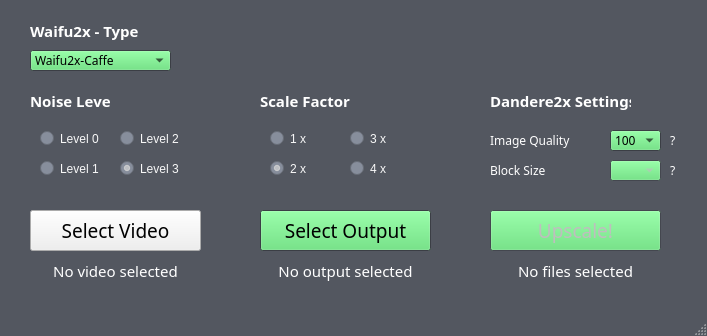
Old version of the form src/gui/Dandere2xGui.ui in the repository akai-katto/dandere2x.
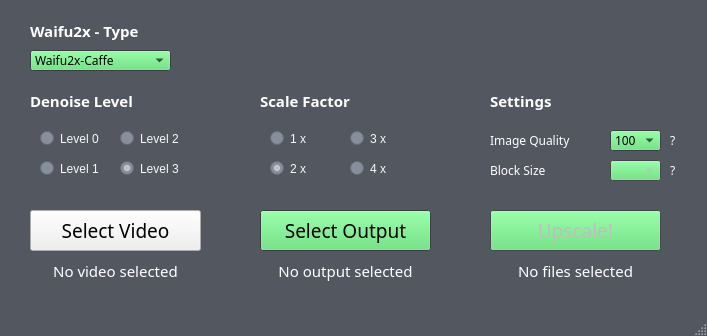
New version of the form.

Commit message:
updated GUI to be more responsive / better UI
new names, better description help

Patch:
```diff
--- a/src/gui/Dandere2xGui.ui
+++ b/src/gui/Dandere2xGui.ui
@@ -934,7 +934,7 @@
      <rect>
       <x>30</x>
       <y>90</y>
-      <width>81</width>
+      <width>141</width>
       <height>21</height>
      </rect>
     </property>
@@ -1038,7 +1038,7 @@
      </font>
     </property>
     <property name="text">
-     <string>Noise Level</string>
+     <string>Denoise Level</string>
     </property>
    </widget>
    <widget class="QComboBox" name="waifu2x_type_combo_box">
@@ -2400,7 +2400,7 @@
      </font>
     </property>
     <property name="text">
-     <string>Dandere2x Settings</string>
+     <string>Settings</string>
     </property>
    </widget>
    <widget class="QLabel" name="block_help">
```
Left out of the diff: 6 changed lines with no effect on the pictures. The commit also changes 2 other files.
